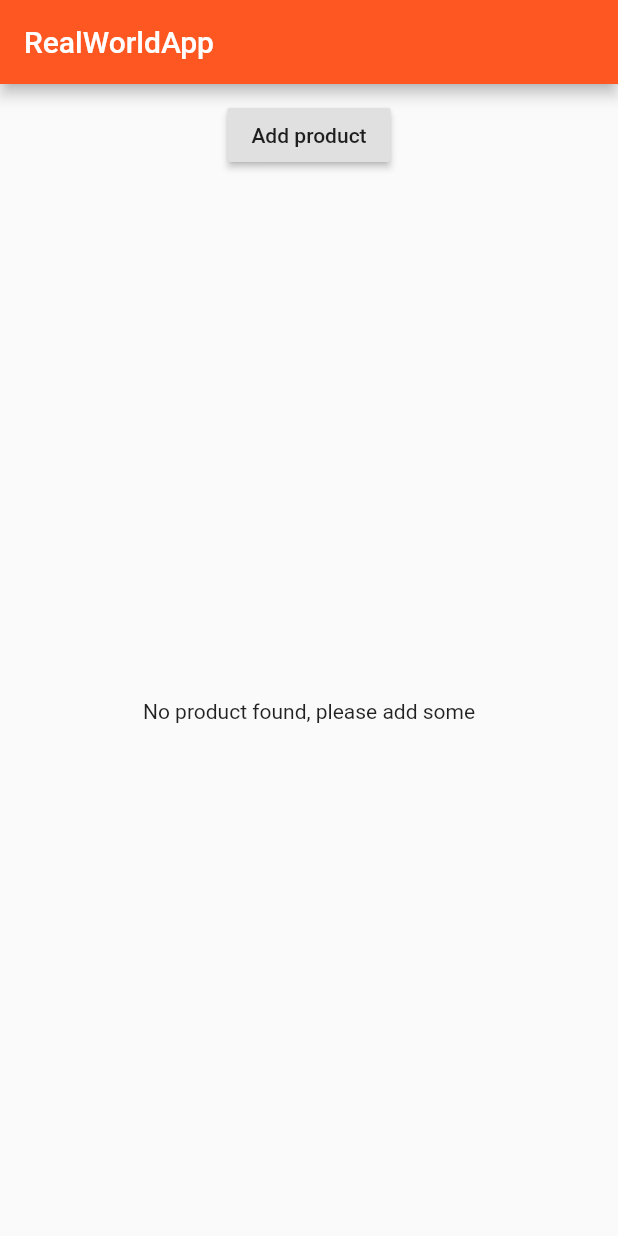
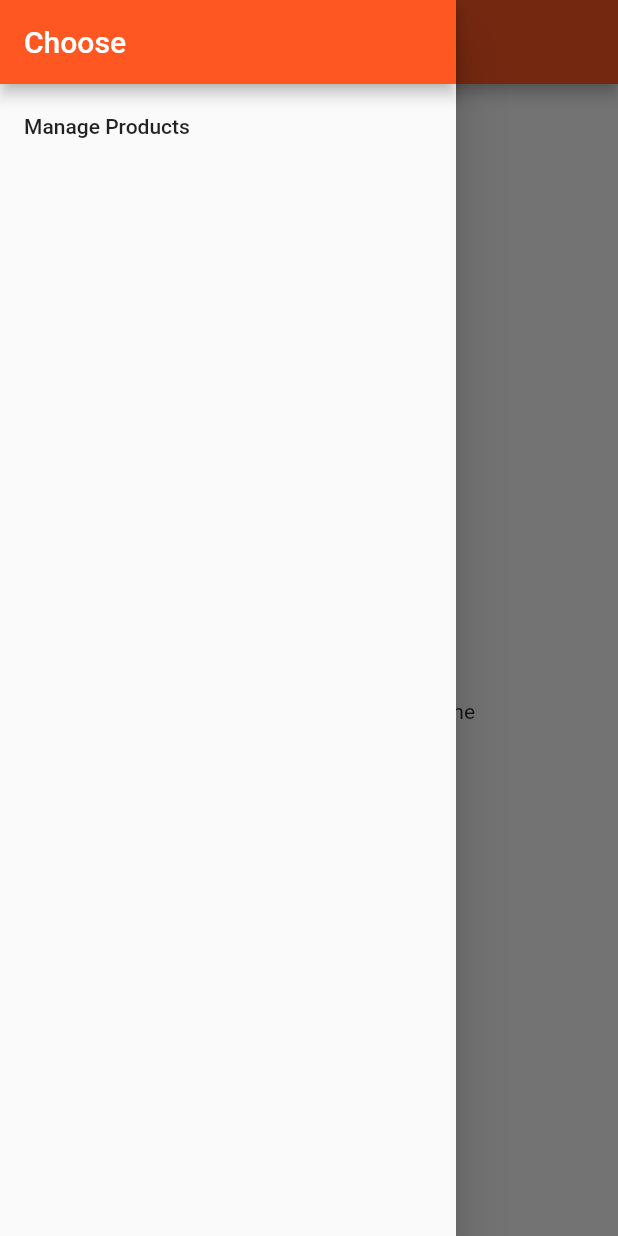
Before and after one commit to GusNitrous/flutter-realworld-app, a Flutter app: the ProductsPage screen opened directly, with the side drawer open (before the commit the screen has no drawer), on a phone screen of 412 x 824 dp. Run offline on Flutter 3.47's test engine with Material 2 defaults, Android fonts, the phone set to English and light mode, and no system bars.

Commit message:
Navigation. Manage products page.

```diff
--- a/lib/pages/products.dart
+++ b/lib/pages/products.dart
@@ -1,15 +1,37 @@
 import 'package:flutter/material.dart';
 import '../product_manager.dart';
+import './manage_products.dart';
 
 class ProductsPage extends StatelessWidget {
   @override
   Widget build(BuildContext context) {
     return Scaffold(
-        appBar: AppBar(
-          title: Text('RealWorldApp'),
+      drawer: Drawer(
+        child: Column(
+          children: <Widget>[
+            AppBar(
+              automaticallyImplyLeading: false,
+              title: Text('Choose'),
+            ),
+            ListTile(
+              title: Text('Manage Products'),
+              onTap: () {
+                print('tap on list tile');
+                Navigator.push(
+                  context,
+                  MaterialPageRoute(
+                    builder: (BuildContext context) => ManageProductsPage(),
+                  ),
+                );
+              },
+            ),
+          ],
         ),
-        body: ProductManager(),
-      );
+      ),
+      appBar: AppBar(
+        title: Text('RealWorldApp'),
+      ),
+      body: ProductManager(),
+    );
   }
-
 }
```
Also changed, not shown: lib/pages/manage_products.dart (added, +19 -0 lines).
